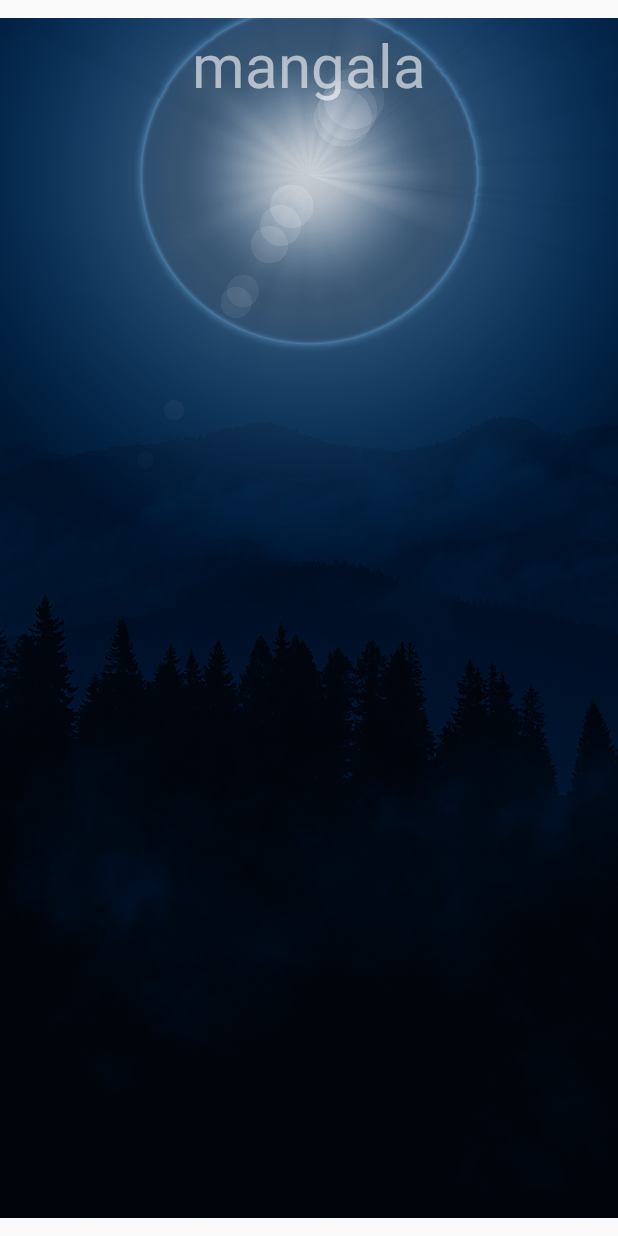
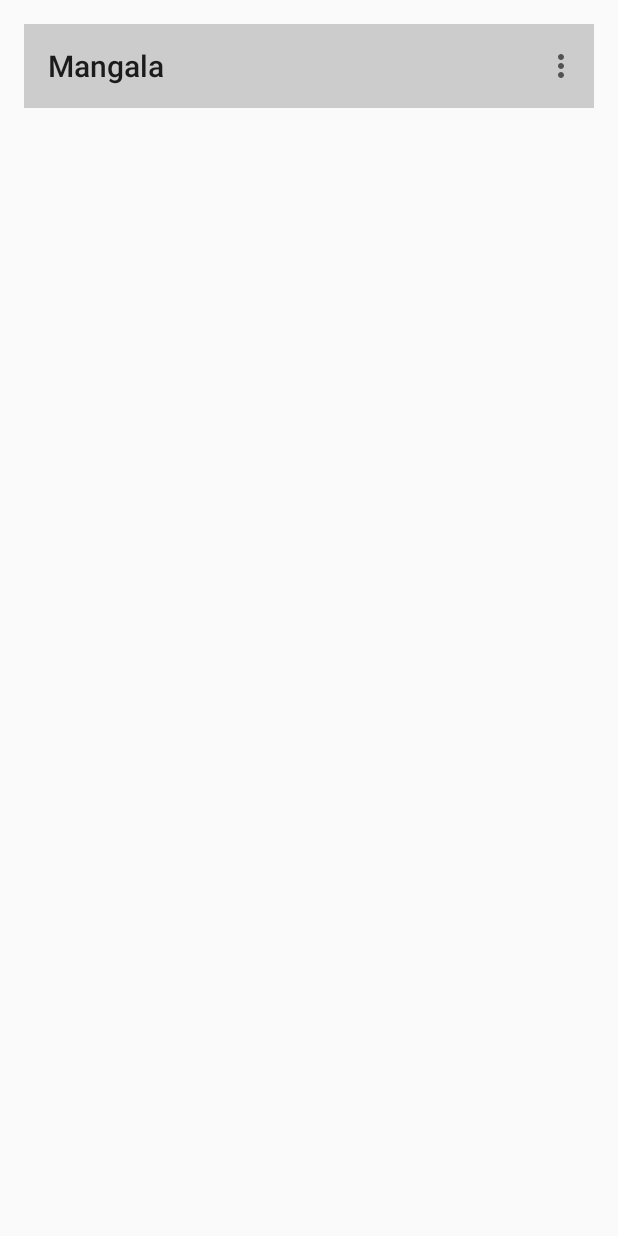
Before and after one commit to ymarcov/mangala, an Android app: the screen it shows after launch (MainActivity before the commit, DownloadsActivity after it), on a phone screen of 412 x 824 dp. Run offline under Robolectric (Android 15) with nearby library versions, the phone set to English and light mode, and no system bars.

Commit message:
Add DownloadsActivity skeleton

```diff
--- a/app/src/main/AndroidManifest.xml
+++ b/app/src/main/AndroidManifest.xml
@@ -1,6 +1,6 @@
 <?xml version="1.0" encoding="utf-8"?>
 <manifest xmlns:android="http://schemas.android.com/apk/res/android"
-    package="la.manga.app" >
+    package="la.manga.app">
 
     <!-- save/load content -->
     <uses-permission android:name="android.permission.READ_EXTERNAL_STORAGE" />
@@ -15,8 +15,8 @@
         android:icon="@mipmap/ic_launcher"
         android:label="@string/app_name"
         android:supportsRtl="true"
-        android:theme="@style/AppTheme" >
-        <activity android:name=".MainActivity" >
+        android:theme="@style/AppTheme">
+        <activity android:name=".MainActivity">
             <intent-filter>
                 <action android:name="android.intent.action.MAIN" />
 
@@ -27,8 +27,9 @@
         <service
             android:name=".DownloadService"
             android:enabled="true"
-            android:exported="false" >
-        </service>
+            android:exported="false" />
+
+        <activity android:name=".DownloadsActivity" />
     </application>
 
 </manifest>
--- /dev/null
+++ b/app/src/main/java/la/manga/app/DownloadsActivity.java
@@ -0,0 +1,31 @@
+package la.manga.app;
+
+import android.support.v7.app.AppCompatActivity;
+import android.os.Bundle;
+import android.support.v7.widget.Toolbar;
+import android.util.Log;
+import android.view.Menu;
+import android.view.MenuItem;
+
+public class DownloadsActivity extends AppCompatActivity {
+
+    @Override
+    protected void onCreate(Bundle savedInstanceState) {
+        super.onCreate(savedInstanceState);
+        setContentView(R.layout.activity_downloads);
+        Toolbar tb = (Toolbar) findViewById(R.id.toolbar);
+        setSupportActionBar(tb);
+    }
+
+    @Override
+    public boolean onCreateOptionsMenu(Menu menu) {
+        getMenuInflater().inflate(R.menu.menu_downloads, menu);
+        return true;
+    }
+
+    @Override
+    public boolean onOptionsItemSelected(MenuItem item) {
+        Log.i("TAG", "Selected " + item.getTitle());
+        return super.onOptionsItemSelected(item);
+    }
+}
--- a/app/src/main/java/la/manga/app/MainActivity.java
+++ b/app/src/main/java/la/manga/app/MainActivity.java
@@ -31,6 +31,8 @@ public class MainActivity extends AppCompatActivity {
 
                 RelativeLayout layout = (RelativeLayout) findViewById(R.id.contentArea);
                 layout.setVisibility(View.VISIBLE);
+
+                startActivity(new Intent(MainActivity.this, DownloadsActivity.class));
             }
         }, 1500);
     }
--- /dev/null
+++ b/app/src/main/res/layout/activity_downloads.xml
@@ -0,0 +1,18 @@
+<?xml version="1.0" encoding="utf-8"?>
+<LinearLayout xmlns:android="http://schemas.android.com/apk/res/android"
+    xmlns:tools="http://schemas.android.com/tools"
+    android:layout_width="match_parent"
+    android:layout_height="match_parent"
+    android:paddingBottom="@dimen/activity_vertical_margin"
+    android:paddingLeft="@dimen/activity_horizontal_margin"
+    android:paddingRight="@dimen/activity_horizontal_margin"
+    android:paddingTop="@dimen/activity_vertical_margin"
+    tools:context="la.manga.app.DownloadsActivity">
+    <android.support.v7.widget.Toolbar
+        android:id="@+id/toolbar"
+        android:layout_width="match_parent"
+        android:layout_height="wrap_content"
+        android:background="#cccccc"
+        >
+    </android.support.v7.widget.Toolbar>
+</LinearLayout>
--- /dev/null
+++ b/app/src/main/res/menu/menu_downloads.xml
@@ -0,0 +1,12 @@
+<menu
+    xmlns:android="http://schemas.android.com/apk/res/android"
+    xmlns:app="http://schemas.android.com/apk/res-auto"
+    xmlns:tools="http://schemas.android.com/tools"
+    tools:context=".DownloadsActivity">
+    <item
+        android:id="@+id/action_settings"
+        android:orderInCategory="100"
+        android:title="Button"
+        app:showAsAction="never" />
+
+</menu>
```
